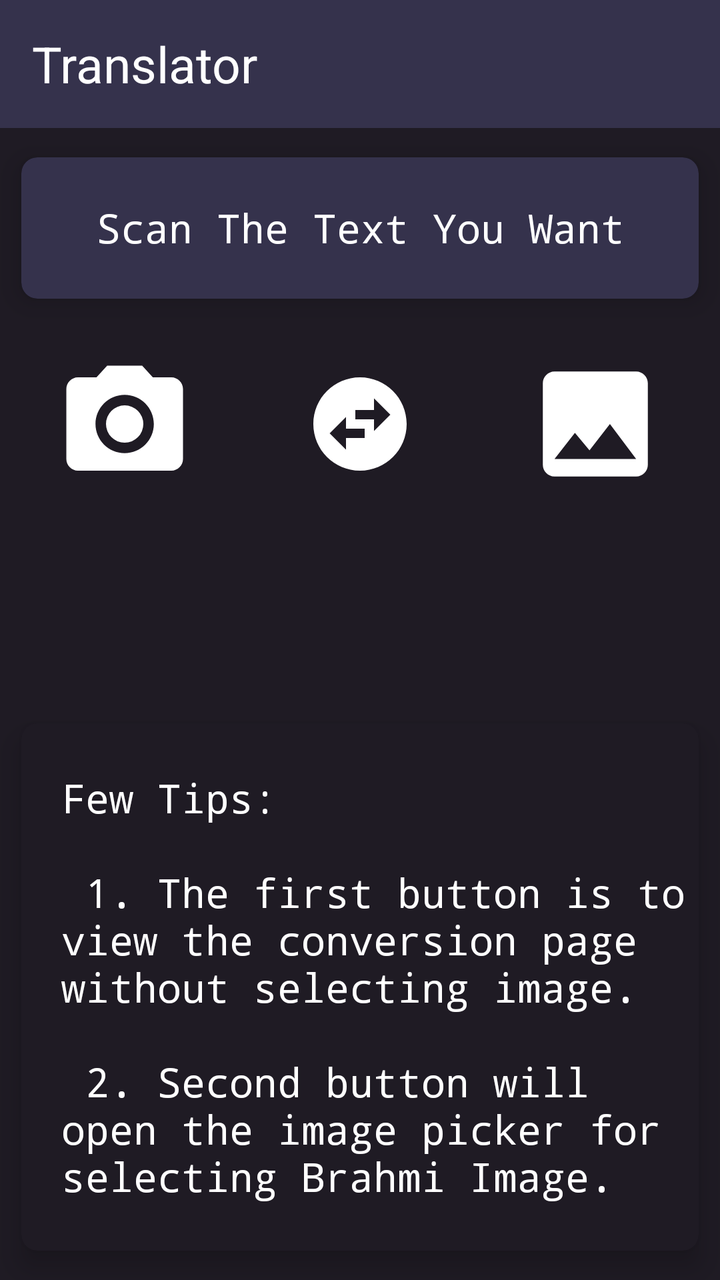
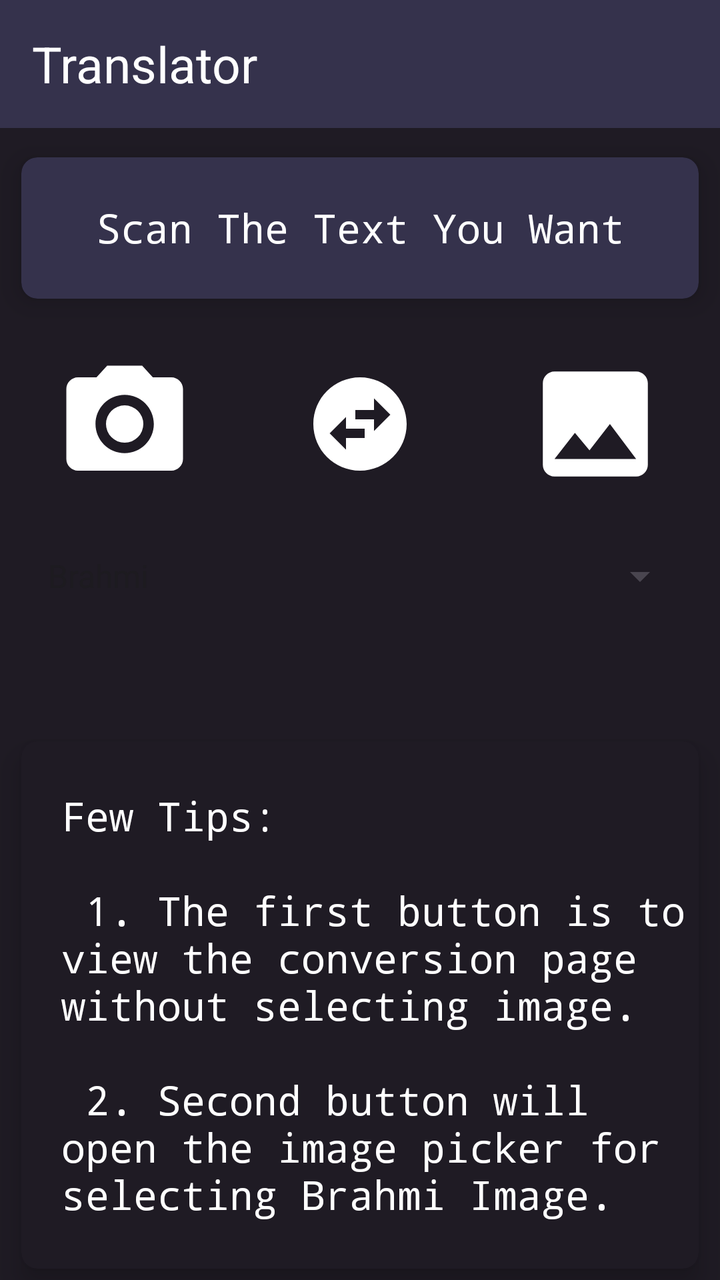

An Android layout rendered at two revisions. The XML below is the earlier revision; the diff shows what the commit changed to produce the second picture.
<!-- AndroidManifest.xml: application theme Theme.Translation -->
<!-- res/layout/activity_scanner.xml -->
<?xml version="1.0" encoding="utf-8"?>
<LinearLayout
    xmlns:android="http://schemas.android.com/apk/res/android"
    xmlns:app="http://schemas.android.com/apk/res-auto"
    xmlns:tools="http://schemas.android.com/tools"
    android:layout_width="match_parent"
    android:background="#1F1B24"
    android:layout_height="match_parent"
    android:orientation="vertical">


    <include layout="@layout/custom_toolbar"/>

    <androidx.cardview.widget.CardView
        android:id="@+id/card_1"
        android:layout_width="match_parent"
        android:layout_height="wrap_content"
        android:minHeight="100dp"
        app:cardBackgroundColor="#35324c"
        app:cardCornerRadius="8dp"
        app:cardElevation="8dp"
        app:cardUseCompatPadding="true">

            <TextView
                android:paddingStart="1dp"
                android:layout_width="wrap_content"
                android:layout_height="wrap_content"
                android:text="@string/scan_the_text_you_want"
                android:textColor="@color/colorWhite"
                android:textSize="20sp"
                android:layout_gravity="center"
                android:fontFamily="monospace"/>


    </androidx.cardview.widget.CardView>
    <LinearLayout
        android:layout_width="match_parent"
        android:layout_height="wrap_content"
        android:orientation="horizontal">

        <ImageView
            android:id="@+id/camera_btn"
            android:layout_width="wrap_content"
            android:layout_height="wrap_content"
            android:layout_weight="1"
            android:src="@drawable/camera"
            android:padding="13dp"/>

        <ImageView
            android:id="@+id/page_btn"
            android:layout_width="wrap_content"
            android:layout_height="wrap_content"
            android:layout_weight="1"
            android:src="@drawable/ic_swap1"
            android:layout_gravity="center|end"
            android:padding="13dp" />

        <ImageView
            android:id="@+id/gallery_btn"
            android:layout_width="wrap_content"
            android:layout_height="wrap_content"
            android:layout_weight="1"
            android:padding="13dp"
            android:src="@drawable/gallery" />
    </LinearLayout>

    <ImageView
        android:layout_marginTop="40dp"
        android:id="@+id/extract"
        android:padding="30dp"
        android:layout_weight="1"
        android:layout_width="match_parent"
        android:layout_height="0dp"
        android:layout_gravity="center"
        android:scaleType="fitCenter"
        android:adjustViewBounds="true"/>

    <androidx.cardview.widget.CardView
        android:id="@+id/card_2"
        android:layout_width="match_parent"
        android:layout_height="wrap_content"
        android:minHeight="100dp"
        android:layout_gravity="bottom"
        app:cardBackgroundColor="#1F1B24"
        app:cardCornerRadius="8dp"
        app:cardElevation="8dp"
        app:cardUseCompatPadding="true">

        <TextView
            android:paddingStart="20dp"
            android:paddingEnd="0dp"
            android:layout_width="wrap_content"
            android:layout_height="wrap_content"
            android:text="@string/guide"
            android:textColor="@color/colorWhite"
            android:textSize="20sp"
            android:layout_gravity="center"
            android:fontFamily="monospace"/>


    </androidx.cardview.widget.CardView>

</LinearLayout>
<!-- res/layout/custom_toolbar.xml (included above) -->
<androidx.appcompat.widget.Toolbar xmlns:android="http://schemas.android.com/apk/res/android"
    xmlns:local="http://schemas.android.com/apk/res-auto"
    android:id="@+id/toolbar"
    android:layout_width="match_parent"
    android:layout_height="wrap_content"
    android:background="#35324c"
    android:minHeight="?attr/actionBarSize"
    android:theme="@style/ThemeOverlay.AppCompat.Dark.ActionBar"
    local:titleTextAppearance="@style/AppTheme.Toolbar.Title"
    local:titleTextColor="#ffffff">


    <RelativeLayout
        android:layout_width="match_parent"
        android:layout_height="wrap_content">

        <TextView
            android:elevation="50dp"
            android:id="@+id/tv_tool"
            android:layout_width="wrap_content"
            android:layout_height="wrap_content"
            android:text="Translator"
            android:textColor="#fff"
            android:textSize="25sp"
            android:visibility="visible" />

    </RelativeLayout>

</androidx.appcompat.widget.Toolbar>
<!-- resources referenced by this layout -->
<resources>
  <color name="colorWhite">#ffffff</color>
  <!-- drawable camera (drawable) -->
  <vector android:height="70dp" android:tint="#FFFFFF"
      android:viewportHeight="24" android:viewportWidth="24"
      android:width="70dp" xmlns:android="http://schemas.android.com/apk/res/android">
      <path android:fillColor="@android:color/white" android:pathData="M12,12m-3.2,0a3.2,3.2 0,1 1,6.4 0a3.2,3.2 0,1 1,-6.4 0"/>
      <path android:fillColor="@android:color/white" android:pathData="M9,2L7.17,4L4,4c-1.1,0 -2,0.9 -2,2v12c0,1.1 0.9,2 2,2h16c1.1,0 2,-0.9 2,-2L22,6c0,-1.1 -0.9,-2 -2,-2h-3.17L15,2L9,2zM12,17c-2.76,0 -5,-2.24 -5,-5s2.24,-5 5,-5 5,2.24 5,5 -2.24,5 -5,5z"/>
  </vector>
  <!-- drawable gallery (drawable) -->
  <vector android:height="70dp" android:tint="#FFFFFF"
      android:viewportHeight="24" android:viewportWidth="24"
      android:width="70dp" xmlns:android="http://schemas.android.com/apk/res/android">
      <path android:fillColor="@android:color/white" android:pathData="M21,19V5c0,-1.1 -0.9,-2 -2,-2H5c-1.1,0 -2,0.9 -2,2v14c0,1.1 0.9,2 2,2h14c1.1,0 2,-0.9 2,-2zM8.5,13.5l2.5,3.01L14.5,12l4.5,6H5l3.5,-4.5z"/>
  </vector>
  <!-- drawable ic_swap1 (drawable) -->
  <vector xmlns:android="http://schemas.android.com/apk/res/android" android:height="56dp" android:tint="#FFFFFF" android:viewportHeight="24" android:viewportWidth="24" android:width="56dp">
        
      <path android:fillColor="@android:color/white" android:pathData="M22,12c0,-5.52 -4.48,-10 -10,-10S2,6.48 2,12s4.48,10 10,10 10,-4.48 10,-10zM15,6.5l3.5,3.5 -3.5,3.5L15,11h-4L11,9h4L15,6.5zM9,17.5L5.5,14 9,10.5L9,13h4v2L9,15v2.5z"/>
      
  </vector>
  <string name="guide">\nFew Tips:\n\n
          1. The first button is to view the conversion page without selecting image.\n\n
          2. Second button will open the image picker for selecting Brahmi Image.\n
      </string>
  <string name="scan_the_text_you_want">Scan The Text You Want</string>
  <style name="AppTheme.Toolbar.Title" parent="TextAppearance.Widget.AppCompat.Toolbar.Title">
          
          <item name="android:textSize">@dimen/abc_text_size_title_material_toolbar</item>
          <item name="colorPrimary">@color/colorPrimary</item>
          <item name="colorPrimaryDark">@color/colorPrimaryDark</item>        
          <item name="colorControlNormal">@color/colorPrimary</item>
          <item name="android:textColorSecondary">@color/colorPrimary</item>
          <item name="android:textColor">@color/colorPrimary</item>
      </style>
  
      @style/SpinKitView.CubeGrid
      @style/SpinKitView.Circle
      @style/SpinKitView.Large
      @style/SpinKitView.Small
      @style/SpinKitView.Small.DoubleBounce
  <style name="Theme.Translation" parent="Base.Theme.Translation" />
  <color name="colorPrimary">#35324c</color>
  <color name="colorPrimaryDark">#053d54</color>
  <style name="Base.Theme.Translation" parent="Theme.Material3.DayNight.NoActionBar">
          
          
      </style>
</resources>

<!-- the commit's change to res/layout/activity_scanner.xml (unified diff, before → after) -->
@@ -63,7 +63,12 @@
             android:padding="13dp"
             android:src="@drawable/gallery" />
     </LinearLayout>
-
+    <Spinner
+        android:id="@+id/language_spinner"
+        android:layout_width="match_parent"
+        android:layout_height="wrap_content"
+        android:entries="@array/language_array"
+        android:layout_margin="16dp"/>
     <ImageView
         android:layout_marginTop="40dp"
         android:id="@+id/extract"
<!-- resource entries referenced after the edit -->
@@ -1,5 +1,10 @@
 <!-- resources referenced by this layout -->
 <resources>
+  <string-array name="language_array">
+          <item>Brahmi</item>
+          <item>Sanskrit</item>
+          <item>English</item>
+      </string-array>
   <color name="colorWhite">#ffffff</color>
   <!-- drawable camera (drawable) -->
   <vector android:height="70dp" android:tint="#FFFFFF"
